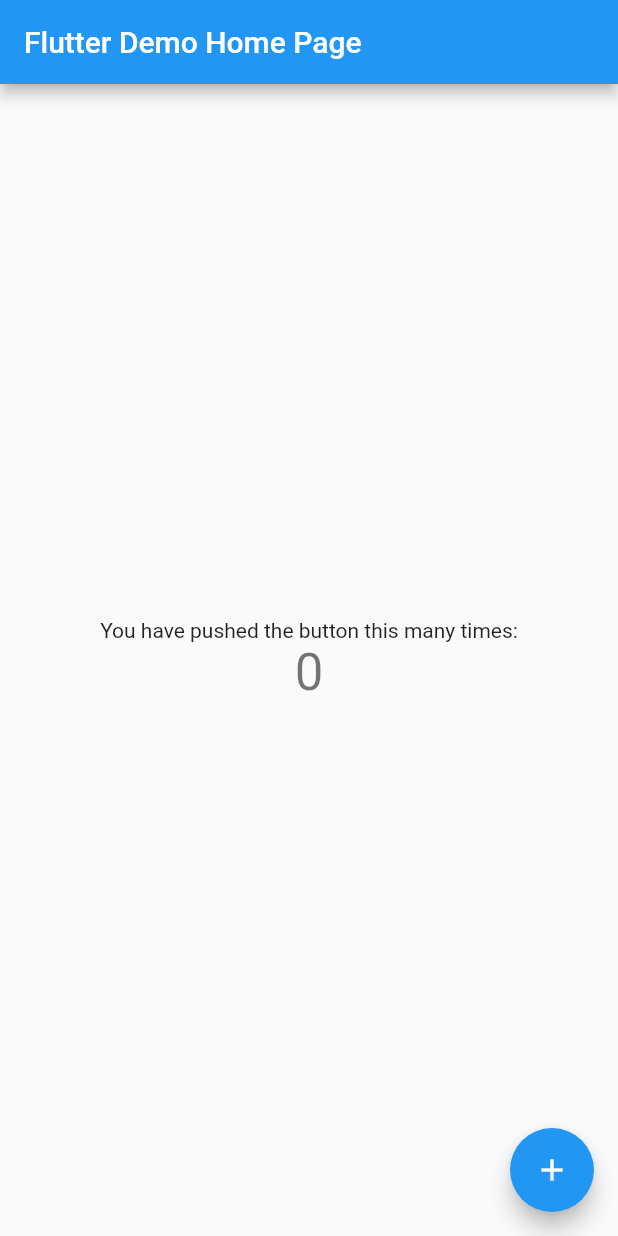
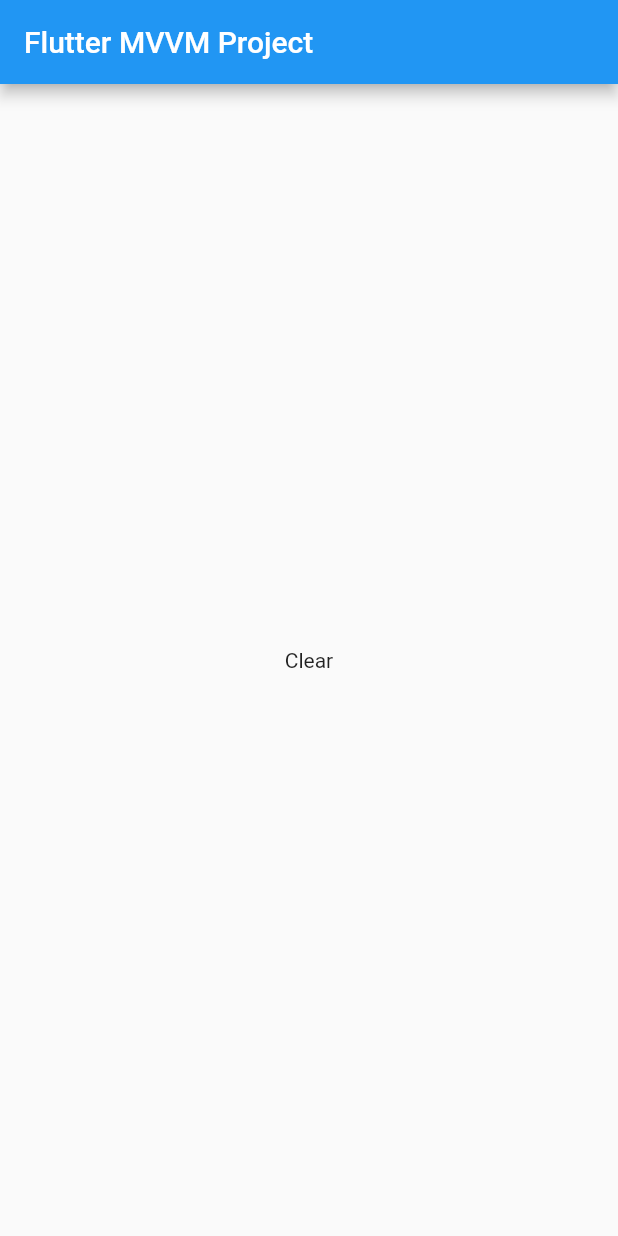
Before and after one commit to songhee24/mvvm_design_pattern, a Flutter app: the screen it shows after launch, on a phone screen of 412 x 824 dp. Run offline on Flutter 3.47's test engine with Material 2 defaults, Android fonts, the phone set to English and light mode, and no system bars.

Commit message:
cleared main file

```diff
--- a/lib/main.dart
+++ b/lib/main.dart
@@ -7,40 +7,20 @@
 class MyApp extends StatelessWidget {
   const MyApp({super.key});
 
-  // This widget is the root of your application.
   @override
   Widget build(BuildContext context) {
     return MaterialApp(
       title: 'Flutter Demo',
       theme: ThemeData(
-        // This is the theme of your application.
-        //
-        // Try running your application with "flutter run". You'll see the
-        // application has a blue toolbar. Then, without quitting the app, try
-        // changing the primarySwatch below to Colors.green and then invoke
-        // "hot reload" (press "r" in the console where you ran "flutter run",
-        // or simply save your changes to "hot reload" in a Flutter IDE).
-        // Notice that the counter didn't reset back to zero; the application
-        // is not restarted.
         primarySwatch: Colors.blue,
       ),
-      home: const MyHomePage(title: 'Flutter Demo Home Page'),
+      home: const MyHomePage(title: 'Flutter MVVM Project'),
     );
   }
 }
 
 class MyHomePage extends StatefulWidget {
   const MyHomePage({super.key, required this.title});
-
-  // This widget is the home page of your application. It is stateful, meaning
-  // that it has a State object (defined below) that contains fields that affect
-  // how it looks.
-
-  // This class is the configuration for the state. It holds the values (in this
-  // case the title) provided by the parent (in this case the App widget) and
-  // used by the build method of the State. Fields in a Widget subclass are
-  // always marked "final".
-
   final String title;
 
   @override
@@ -48,68 +28,15 @@
 }
 
 class _MyHomePageState extends State<MyHomePage> {
-  int _counter = 0;
-
-  void _incrementCounter() {
-    setState(() {
-      // This call to setState tells the Flutter framework that something has
-      // changed in this State, which causes it to rerun the build method below
-      // so that the display can reflect the updated values. If we changed
-      // _counter without calling setState(), then the build method would not be
-      // called again, and so nothing would appear to happen.
-      _counter++;
-    });
-  }
-
   @override
   Widget build(BuildContext context) {
-    // This method is rerun every time setState is called, for instance as done
-    // by the _incrementCounter method above.
-    //
-    // The Flutter framework has been optimized to make rerunning build methods
-    // fast, so that you can just rebuild anything that needs updating rather
-    // than having to individually change instances of widgets.
     return Scaffold(
       appBar: AppBar(
-        // Here we take the value from the MyHomePage object that was created by
-        // the App.build method, and use it to set our appbar title.
         title: Text(widget.title),
       ),
-      body: Center(
-        // Center is a layout widget. It takes a single child and positions it
-        // in the middle of the parent.
-        child: Column(
-          // Column is also a layout widget. It takes a list of children and
-          // arranges them vertically. By default, it sizes itself to fit its
-          // children horizontally, and tries to be as tall as its parent.
-          //
-          // Invoke "debug painting" (press "p" in the console, choose the
-          // "Toggle Debug Paint" action from the Flutter Inspector in Android
-          // Studio, or the "Toggle Debug Paint" command in Visual Studio Code)
-          // to see the wireframe for each widget.
-          //
-          // Column has various properties to control how it sizes itself and
-          // how it positions its children. Here we use mainAxisAlignment to
-          // center the children vertically; the main axis here is the vertical
-          // axis because Columns are vertical (the cross axis would be
-          // horizontal).
-          mainAxisAlignment: MainAxisAlignment.center,
-          children: <Widget>[
-            const Text(
-              'You have pushed the button this many times:',
-            ),
-            Text(
-              '$_counter',
-              style: Theme.of(context).textTheme.headline4,
-            ),
-          ],
-        ),
+      body: const Center(
+        child: Text('Clear'),
       ),
-      floatingActionButton: FloatingActionButton(
-        onPressed: _incrementCounter,
-        tooltip: 'Increment',
-        child: const Icon(Icons.add),
-      ), // This trailing comma makes auto-formatting nicer for build methods.
     );
   }
 }
```
